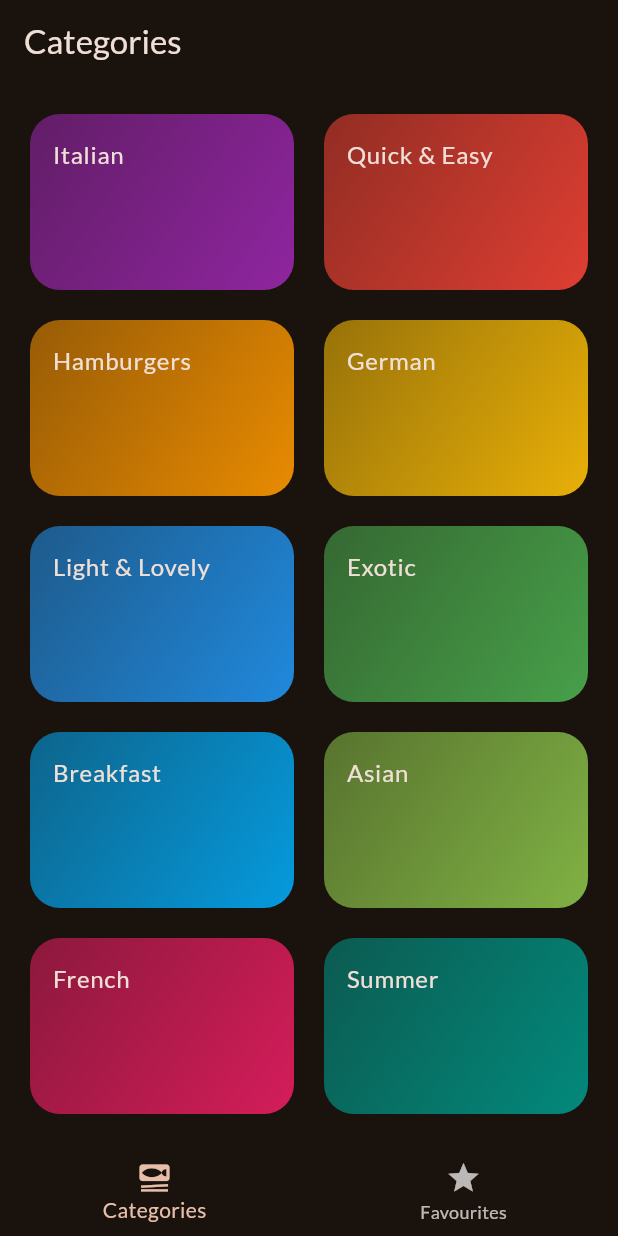
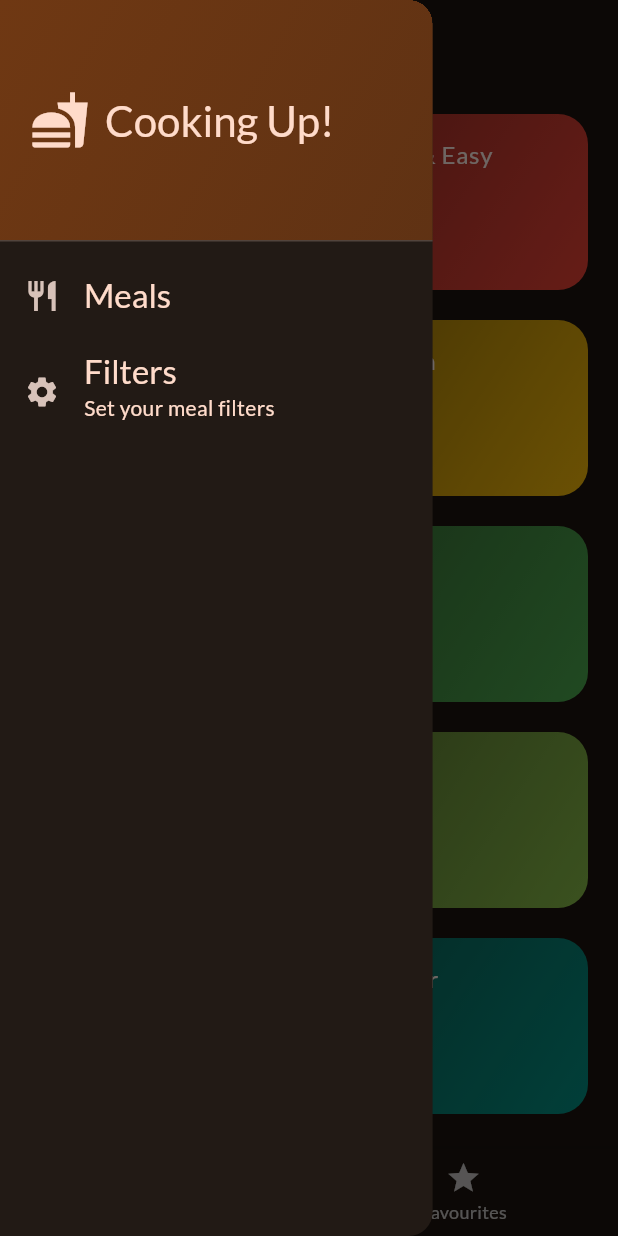
Before and after one commit to rehanahmd218/meals_app, a Flutter app: the screen it shows after launch, with the side drawer open (before the commit the screen has no drawer), on a phone screen of 412 x 824 dp. Run offline on Flutter 3.47's test engine with Material 3 defaults, Android fonts, the phone set to English and light mode, and no system bars; our stand-ins replace google_fonts, transparent_image.

Commit message:
Day 8 from the flutter course completed

```diff
--- a/lib/screens/categories.dart
+++ b/lib/screens/categories.dart
@@ -6,12 +6,17 @@ import 'package:meals_app/data/dummy_data.dart';
 import 'package:meals_app/models/meal.dart';
 
 class CategoriesScreen extends StatelessWidget {
-  const CategoriesScreen({super.key, required this.onToggleFavourites});
+  const CategoriesScreen({
+    super.key,
+    required this.onToggleFavourites,
+    required this.availableMeals,
+  });
   final void Function(Meal meal) onToggleFavourites;
+  final List<Meal> availableMeals;
 
   void _selectCategoy(BuildContext context, Category category) {
     final filterdMeals =
-        dummyMeals
+        availableMeals
             .where((meal) => meal.categories.contains(category.id))
             .toList();
     Navigator.of(context).push(
@@ -29,6 +34,7 @@ class CategoriesScreen extends StatelessWidget {
 
   @override
   Widget build(BuildContext context) {
+    // print('Length of Available Meals: ${availableMeals.length}');
     return GridView(
       padding: const EdgeInsets.all(20),
       gridDelegate: const SliverGridDelegateWithFixedCrossAxisCount(
--- a/lib/screens/tabs_screen.dart
+++ b/lib/screens/tabs_screen.dart
@@ -1,7 +1,10 @@
 import 'package:flutter/material.dart';
+import 'package:meals_app/data/dummy_data.dart';
 import 'package:meals_app/models/meal.dart';
 import 'package:meals_app/screens/categories.dart';
+import 'package:meals_app/screens/filters.dart';
 import 'package:meals_app/screens/meals.dart';
+import 'package:meals_app/widgets/main_drawer.dart';
 
 class TabsScreen extends StatefulWidget {
   const TabsScreen({super.key});
@@ -10,11 +13,35 @@ class TabsScreen extends StatefulWidget {
   State<TabsScreen> createState() => _TabsScreenState();
 }
 
+const kInitialFilters = {
+  Filter.glutenFree: false,
+  Filter.lactoseFree: false,
+  Filter.veganFree: false,
+  Filter.vegetarian: false,
+};
+
 class _TabsScreenState extends State<TabsScreen> {
+  Map<Filter, bool> _selectedFilters = kInitialFilters;
+  List<Meal> availableMeals = dummyMeals;
   final List<Meal> favouriteMeals = [];
   void _selectPage(int index) {
     setState(() {
       _selectedPageIndex = index;
+    });
+  }
+
+  void _selectScreen() async {
+    Navigator.of(context).pop();
+    final result = await Navigator.of(context).push<Map<Filter, bool>>(
+      MaterialPageRoute(
+        builder: (context) {
+          return FilterScreen(currentFilters: _selectedFilters);
+        },
+      ),
+    );
+    setState(() {
+      print('Result: $result');
+      _selectedFilters = result ?? kInitialFilters;
     });
   }
 
@@ -39,8 +66,26 @@ class _TabsScreenState extends State<TabsScreen> {
   int _selectedPageIndex = 0;
   String activeTitle = 'Categories';
   Widget? activePage;
+
   @override
   Widget build(BuildContext context) {
+    availableMeals =
+        dummyMeals.where((meal) {
+          if (_selectedFilters[Filter.glutenFree]! && !meal.isGlutenFree) {
+            return false;
+          }
+          if (_selectedFilters[Filter.lactoseFree]! && !meal.isLactoseFree) {
+            return false;
+          }
+          if (_selectedFilters[Filter.veganFree]! && !meal.isVegan) {
+            return false;
+          }
+          if (_selectedFilters[Filter.vegetarian]! && !meal.isVegetarian) {
+            return false;
+          }
+          return true;
+        }).toList();
+    print('Length of Available Meals: ${availableMeals.length}');
     if (_selectedPageIndex == 1) {
       activeTitle = 'Your Favourites';
       activePage = MealsScreen(
@@ -49,10 +94,14 @@ class _TabsScreenState extends State<TabsScreen> {
       );
     } else {
       activeTitle = 'Categories';
-      activePage = CategoriesScreen(onToggleFavourites: _onToggleFavourites);
+      activePage = CategoriesScreen(
+        onToggleFavourites: _onToggleFavourites,
+        availableMeals: availableMeals,
+      );
     }
     return Scaffold(
       appBar: AppBar(title: Text(activeTitle)),
+      drawer: MainDrawer(onSelectScreen: _selectScreen),
       body: activePage,
       bottomNavigationBar: BottomNavigationBar(
         onTap: _selectPage,
--- /dev/null
+++ b/lib/widgets/main_drawer.dart
@@ -0,0 +1,80 @@
+import 'package:flutter/material.dart';
+
+class MainDrawer extends StatelessWidget {
+  const MainDrawer({super.key, required this.onSelectScreen});
+
+  final void Function() onSelectScreen;
+
+  @override
+  Widget build(BuildContext context) {
+    // TODO: implement build
+    return Drawer(
+      width: MediaQuery.of(context).size.width * 0.7,
+      child: Column(
+        children: [
+          DrawerHeader(
+            padding: const EdgeInsets.all(20),
+            decoration: BoxDecoration(
+              gradient: LinearGradient(
+                colors: [
+                  Theme.of(context).colorScheme.primaryContainer,
+                  Theme.of(
+                    context,
+                  ).colorScheme.primaryContainer.withValues(alpha: 0.8),
+                ],
+                begin: Alignment.topLeft,
+                end: Alignment.bottomRight,
+              ),
+            ),
+            child: Row(
+              children: [
+                Icon(
+                  Icons.fastfood,
+                  size: 40,
+                  color: Theme.of(context).colorScheme.onPrimaryContainer,
+                ),
+                const SizedBox(width: 10),
+                Text(
+                  'Cooking Up!',
+                  style: Theme.of(context).textTheme.headlineMedium?.copyWith(
+                    color: Theme.of(context).colorScheme.onPrimaryContainer,
+                  ),
+                ),
+              ],
+            ),
+          ),
+
+          ListTile(
+            leading: const Icon(Icons.restaurant),
+            title: Text(
+              'Meals',
+              style: Theme.of(context).textTheme.titleLarge!.copyWith(
+                color: Theme.of(context).colorScheme.onPrimaryContainer,
+              ),
+            ),
+            onTap: () {
+              Navigator.of(context).pushReplacementNamed('/');
+            },
+          ),
+          ListTile(
+            enableFeedback: true,
+            leading: const Icon(Icons.settings),
+            title: Text(
+              'Filters',
+              style: Theme.of(context).textTheme.titleLarge!.copyWith(
+                color: Theme.of(context).colorScheme.onPrimaryContainer,
+              ),
+            ),
+            subtitle: Text(
+              'Set your meal filters',
+              style: Theme.of(context).textTheme.bodyMedium?.copyWith(
+                color: Theme.of(context).colorScheme.onPrimaryContainer,
+              ),
+            ),
+            onTap: onSelectScreen,
+          ),
+        ],
+      ),
+    );
+  }
+}
```
Also changed, not shown: lib/screens/filters.dart (added, +93 -0 lines).
